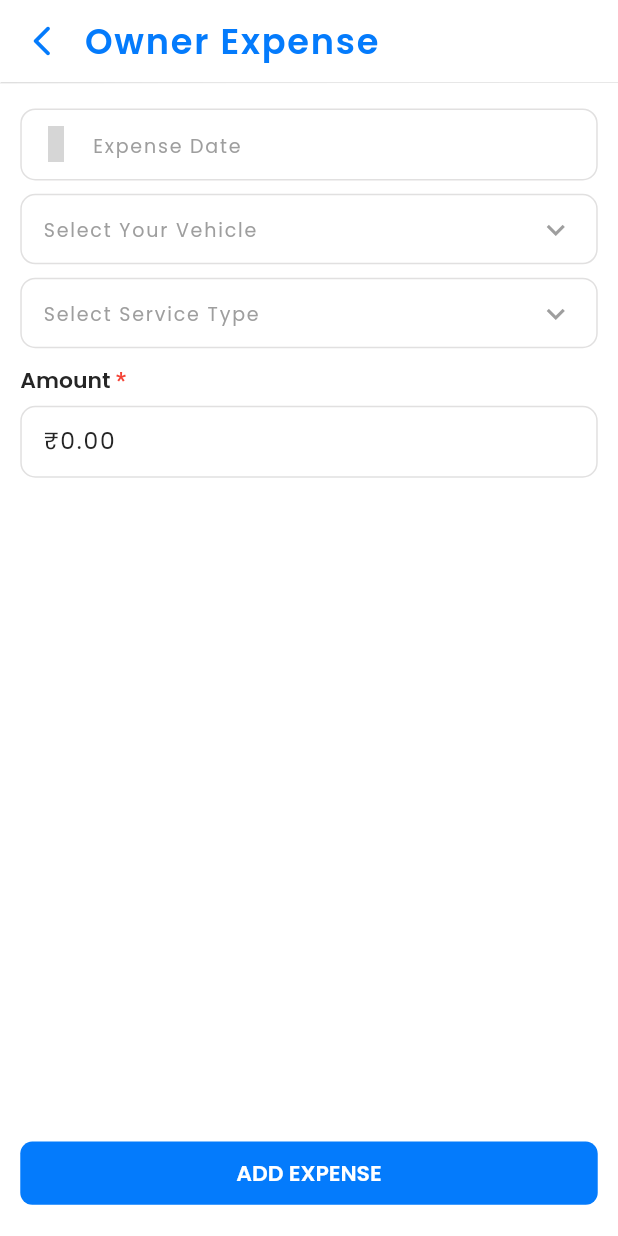
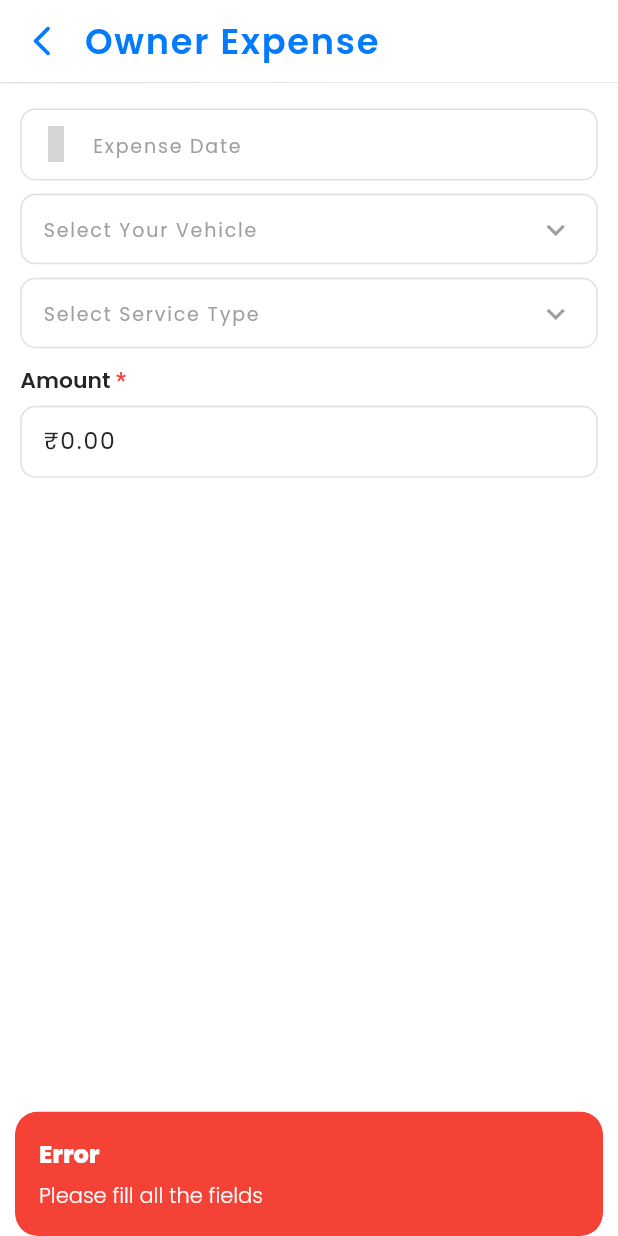
Before and after one commit to bohiba/bohiba, a Flutter app: the AddOwnerExpensesScreen screen opened by its route, after a tap on "ADD EXPENSE", on a phone screen of 412 x 824 dp. Run offline on Flutter 3.47's test engine with Material 3 defaults, Android fonts, the phone set to English and light mode, and no system bars; drawn by our look-alikes of auto_size_text; our stand-ins replace connectivity_plus, device_info_plus, dio, eva_icons_flutter, fl_chart, flutter_masked_text2 and 21 more; missing offline and left inert: flutter_device_type, marquee_text, universal_html, widgets_easier; accounts and stored records are empty; grey boxes are pictures that could not be loaded.

Commit message:
owner expenses - Add expenses api done

```diff
--- a/lib/controllers/add_owner_expense_controller.dart
+++ b/lib/controllers/add_owner_expense_controller.dart
@@ -1,3 +1,5 @@
+import 'package:bohiba/services/owner_expense_service.dart';
+
 import '/services/truck_service.dart';
 import 'package:flutter_masked_text2/flutter_masked_text2.dart';
 
@@ -44,6 +46,73 @@ class AddOwnerExpenseController extends GetxController {
     });
   }
 
+  Future<void> addOwnerExpense() async {
+    if (expensedateController.text.isEmpty ||
+        vehicleController.text.isEmpty ||
+        serviceTypeController.text.isEmpty ||
+        amountController.text.isEmpty) {
+      Get.snackbar(
+        'Error',
+        'Please fill all the fields',
+        snackPosition: SnackPosition.BOTTOM,
+        backgroundColor: Colors.red,
+        colorText: Colors.white,
+      );
+      return;
+    }
+
+debugPrint("Truck Model ID: ${truckModel.value.id}");
+    Map<String, dynamic> expenseData = {
+      'expense_date': expensedateController.text,
+      'truck_regd': truckModel.value.regdNumber,
+      'expense_type': serviceTypeController.text,
+      'amount': amountController.numberValue,
+    };
+
+    try {
+
+        int addSucess = await OwnerExpenseService.addOwnerExpense(
+            bodyMap: expenseData, truckModel: truckModel.value);
+            debugPrint('Add Owner Expense Success: $addSucess');
+        if (addSucess > 0) {
+            // On success
+      Get.snackbar(
+        'Success',
+        'Owner expense added successfully',
+        snackPosition: SnackPosition.BOTTOM,
+        backgroundColor: Colors.green,
+        colorText: Colors.white,
+      );
+          Get.back(result: true);
+
+      }
+
+      // // On success
+      // Get.snackbar(
+      //   'Success',
+      //   'Owner expense added successfully',
+      //   snackPosition: SnackPosition.BOTTOM,
+      //   backgroundColor: Colors.green,
+      //   colorText: Colors.white,
+      // );
+
+      // Clear the form
+      expensedateController.clear();
+      vehicleController.clear();
+      serviceTypeController.clear();
+      amountController.updateValue(0.0);
+    } catch (e) {
+      // On error
+      Get.snackbar(
+        'Error',
+        'Failed to add owner expense',
+        snackPosition: SnackPosition.BOTTOM,
+        backgroundColor: Colors.red,
+        colorText: Colors.white,
+      );
+    }
+  }
+
   Future<void> getAllTruck() async {
     List<TruckModel> truckList = await TruckService.retriveAllTruck();
     arrTruck.clear();
--- a/lib/pages/expenses/add_owner_expenses_screen.dart
+++ b/lib/pages/expenses/add_owner_expenses_screen.dart
@@ -80,7 +80,10 @@ class AddOwnerExpensesScreen extends GetView<AddOwnerExpenseController> {
                 ),
                 PrimaryButton(
                   padding: EdgeInsets.only(bottom: 15.h),
-                  onPressed: () async => {},
+                  onPressed: () async =>
+
+                                   controller.addOwnerExpense(),
+
                   label: 'Add Expense',
                 ),
               ],
--- a/lib/services/api_end_point.dart
+++ b/lib/services/api_end_point.dart
@@ -9,6 +9,7 @@ class ApiEndPoint {
   static const String apiSetProfileImage = '$baseUrl/set-profile-image';
   static const String apiSetRole = '$baseUrl/set-role';
   static const String apiEditDoc = '$baseUrl/add-document';
+ static const String addOwnerExpense = '$baseUrl/add-expense';
 
   static const String apiForgotPassword = '$baseUrl/forgot-password';
   static const String apiResetPassword = '$baseUrl/reset-password';
```
Also changed, not shown: lib/services/owner_expense_service.dart (added, +43 -0 lines), lib/model/owner_expense_model.dart (added). Lines whose indentation alone changed are shown as unchanged.
